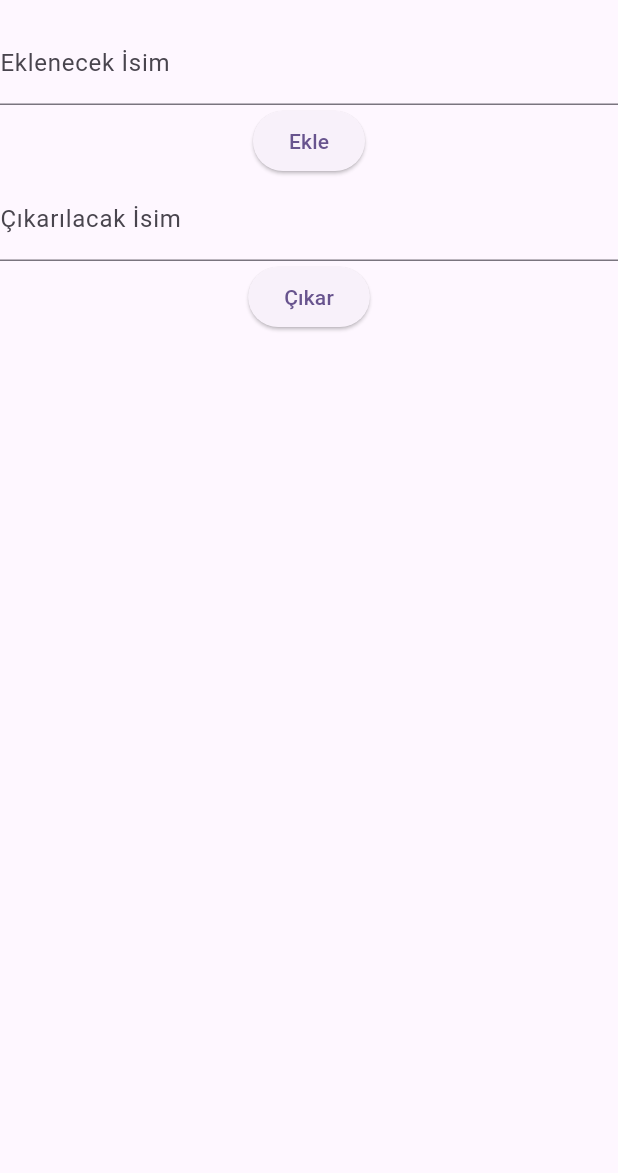
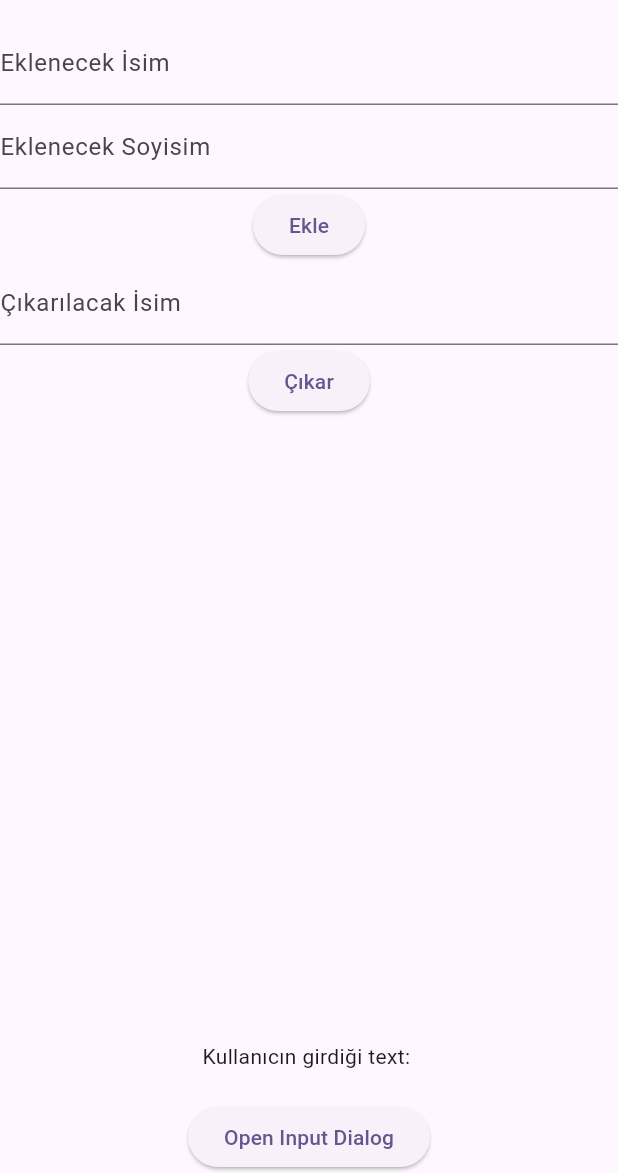
Before and after one commit to OneFamous/firebasetester, a Flutter app: the screen it shows after launch, after a tap on "Ekle", after a tap on "Çıkar", on a phone screen of 412 x 824 dp, the part 63-1236 px from its top. Run offline on Flutter 3.47's test engine with Material 3 defaults, Android fonts, the phone set to English and light mode, and no system bars; our stand-ins replace cloud_firestore, firebase_core; accounts and stored records are empty.

Commit message:
_showInputDialog was added. Firebase operations improved.

```diff
--- a/lib/main.dart
+++ b/lib/main.dart
@@ -39,8 +39,61 @@ class MyHomePage extends StatefulWidget {
 class _MyHomePageState extends State<MyHomePage> {
   final FirebaseFirestore _firestore = FirebaseFirestore.instance;
   TextEditingController _ekleController = TextEditingController();
+  TextEditingController _surnameController = TextEditingController();
   TextEditingController _cikarController = TextEditingController();
 
+  TextEditingController _textFieldPopUp = TextEditingController();
+  String userInput = '';
+
+  void _clearInput() {
+    _textFieldPopUp.clear();
+    userInput = '';
+    setState(() {});
+  }
+
+  void _showInputDialog() {
+    showDialog(
+      context: context,
+      builder: (BuildContext context) {
+        return AlertDialog(
+          title: Text('Enter your input'),
+          content: TextField(
+            controller: _textFieldPopUp,
+            decoration: InputDecoration(hintText: 'Type something...'),
+          ),
+          actions: [
+            ElevatedButton(
+              onPressed: () {
+                Navigator.of(context)
+                    .pop(); // Kullanıcı girişi alındıktan sonra popup'ı kapat
+                // Girişi kullanmak için burada gerekli işlemleri yapabilirsiniz
+                userInput = _textFieldPopUp.text;
+                userInput = _textFieldPopUp.text;
+                setState(() {});
+              },
+              child: Text('OK'),
+            ),
+            ElevatedButton(
+              onPressed: () {
+                Navigator.of(context)
+                    .pop(); // İptal butonuna basıldığında popup'ı kapat
+              },
+              child: Text('Cancel'),
+            ),
+            ElevatedButton(
+              onPressed: () {
+                _clearInput();
+                Navigator.of(context).pop();
+              },
+              child: Text('Clear'),
+            ),
+          ],
+        );
+      },
+    );
+  }
+
+  //-------------------------------------------------------------------------
   @override
   Widget build(BuildContext context) {
     return Scaffold(
@@ -53,8 +106,14 @@ class _MyHomePageState extends State<MyHomePage> {
             controller: _ekleController,
             decoration: InputDecoration(labelText: 'Eklenecek İsim'),
           ),
+          TextField(
+            controller: _surnameController,
+            decoration: InputDecoration(
+                labelText: 'Eklenecek Soyisim'), // Add this field
+          ),
           ElevatedButton(
-            onPressed: () => _addToFirestore(_ekleController.text),
+            onPressed: () =>
+                _addToFirestore(_ekleController.text, _surnameController.text),
             child: Text('Ekle'),
           ),
           TextField(
@@ -96,11 +155,12 @@ class _MyHomePageState extends State<MyHomePage> {
                     var documentData =
                         documents[index].data() as Map<String, dynamic>;
                     var alanAdi = documentData['isim'];
+                    var soyisim = documentData['soyisim'];
 
                     return Column(
                       children: [
                         ListTile(
-                          title: Text('Firebase Verisi: $alanAdi'),
+                          title: Text('Firebase Verisi: $alanAdi $soyisim'),
                         ),
                       ],
                     );
@@ -109,20 +169,29 @@ class _MyHomePageState extends State<MyHomePage> {
               );
             },
           ),
+          Text('Kullanıcın girdiği text: $userInput'),
+          const SizedBox(
+            height: 20,
+          ),
+          ElevatedButton(
+            onPressed: _showInputDialog,
+            child: Text('Open Input Dialog'),
+          ),
         ],
       ),
     );
   }
 
-  void _addToFirestore(String isim) async {
+  void _addToFirestore(String name, String surname) async {
     try {
       await _firestore.collection('koleksiyon').add({
-        'isim': isim,
+        'isim': name,
+        'soyisim': surname, // Add the surname field
         // Add other fields as needed
       });
-
-      // Clear the text field after adding to Firestore
+      // Clear the text fields after adding to Firestore
       _ekleController.clear();
+      _surnameController.clear();
     } catch (e) {
       print('Hata oluştu: $e');
     }
--- a/pubspec.yaml
+++ b/pubspec.yaml
@@ -37,6 +37,8 @@ dependencies:
   cupertino_icons: ^1.0.2
   firebase_core: ^2.24.2
   cloud_firestore: ^4.14.0
+  image_picker: ^1.0.7
+  firebase_storage: ^11.6.0
 
 dev_dependencies:
   flutter_test:
```
Also changed, not shown: pubspec.lock, 2 other files.
